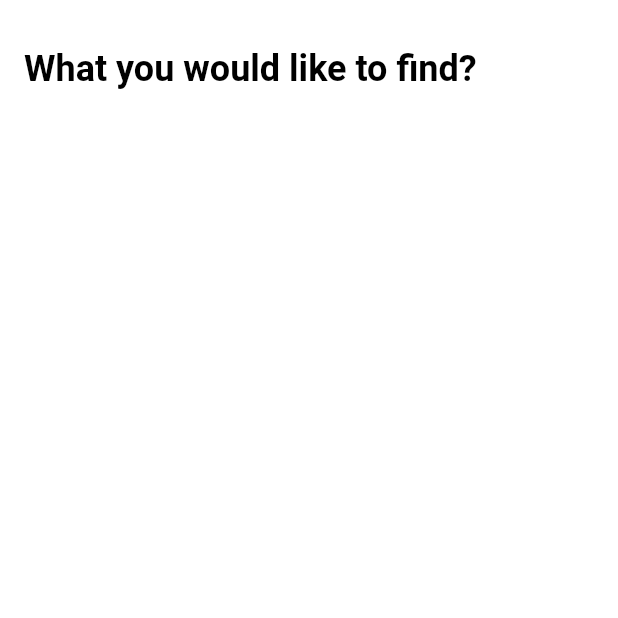
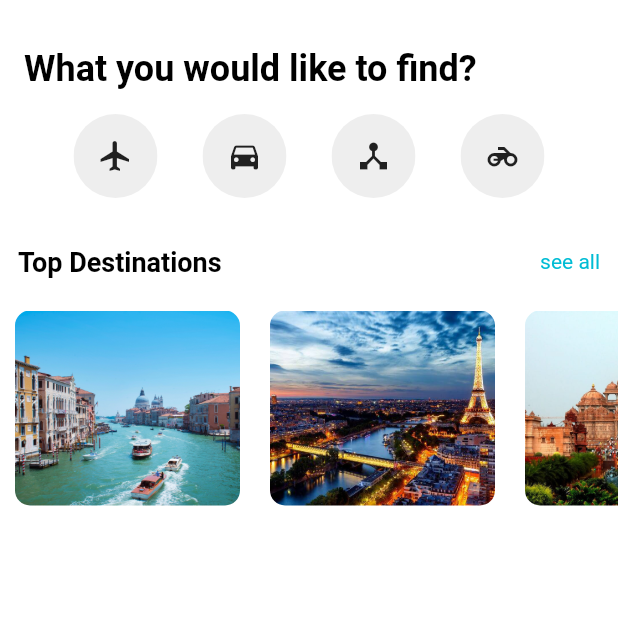
Before and after one commit to EmamYounes/flutter_task, a Flutter app: the screen it shows after launch, on a phone screen of 412 x 824 dp, the top half of it. Run offline on Flutter 3.47's test engine with Material 2 defaults, Android fonts, the phone set to English and light mode, and no system bars; our stand-ins replace rxdart.

Commit message:
add TopDestinationsListView

```diff
--- a/lib/main.dart
+++ b/lib/main.dart
@@ -1,4 +1,6 @@
+import 'package:flutter/cupertino.dart';
 import 'package:flutter/material.dart';
+import 'package:flutter_task/top_destinations/view/TopDestinationsListView.dart';
 
 void main() => runApp(MyApp());
 
@@ -33,10 +35,105 @@ class _MyHomePageState extends State<MyHomePage> {
             SizedBox(
               height: 16,
             ),
-            buildTextTitle()
+            buildTextTitle(),
+            buildListIcons(),
+            SizedBox(
+              height: 20,
+            ),
+            buildTopDestinationsTitle(),
+            TopDestinationsListView(),
           ],
         ),
       ), // This trailing comma makes auto-formatting nicer for build methods.
+    );
+  }
+
+  Center buildListIcons() {
+    return Center(
+      child: Row(
+        mainAxisAlignment: MainAxisAlignment.center,
+        children: <Widget>[
+          ClipOval(
+            child: Material(
+              color: Color(0xFFEEEEEE), // button color
+              child: InkWell(
+                splashColor: Colors.cyan, // inkwell color
+                child:
+                    SizedBox(width: 56, height: 56, child: Icon(Icons.flight)),
+                onTap: () {},
+              ),
+            ),
+          ),
+          SizedBox(
+            width: 30,
+          ),
+          ClipOval(
+            child: Material(
+              color: Color(0xFFEEEEEE), // button color
+              child: InkWell(
+                splashColor: Colors.cyan, // inkwell color
+                child: SizedBox(
+                    width: 56, height: 56, child: Icon(Icons.directions_car)),
+                onTap: () {},
+              ),
+            ),
+          ),
+          SizedBox(
+            width: 30,
+          ),
+          ClipOval(
+            child: Material(
+              color: Color(0xFFEEEEEE), // button color
+              child: InkWell(
+                splashColor: Colors.cyan, // inkwell color
+                child: SizedBox(
+                    width: 56, height: 56, child: Icon(Icons.device_hub)),
+                onTap: () {},
+              ),
+            ),
+          ),
+          SizedBox(
+            width: 30,
+          ),
+          ClipOval(
+            child: Material(
+              color: Color(0xFFEEEEEE), // button color
+              child: InkWell(
+                splashColor: Colors.cyan, // inkwell color
+                child: SizedBox(
+                    width: 56, height: 56, child: Icon(Icons.motorcycle)),
+                onTap: () {},
+              ),
+            ),
+          ),
+        ],
+      ),
+    );
+  }
+
+  Row buildTopDestinationsTitle() {
+    return Row(
+      children: <Widget>[
+        Padding(
+          padding: const EdgeInsets.all(12.0),
+          child: Text(
+            'Top Destinations',
+            style: TextStyle(
+                fontSize: 18, color: Colors.black, fontWeight: FontWeight.bold),
+          ),
+        ),
+        Spacer(),
+        Padding(
+          padding: const EdgeInsets.all(12.0),
+          child: Text(
+            'see all',
+            style: TextStyle(
+                fontSize: 14,
+                color: Colors.cyan,
+                fontWeight: FontWeight.normal),
+          ),
+        ),
+      ],
     );
   }
 
--- /dev/null
+++ b/lib/model/ActivityModel.dart
@@ -0,0 +1,17 @@
+class ActivityModel {
+  String imageUrl;
+  String name;
+  String type;
+  List<String> startTimes;
+  int rating;
+  int price;
+
+  ActivityModel({
+    this.imageUrl,
+    this.name,
+    this.type,
+    this.startTimes,
+    this.rating,
+    this.price,
+  });
+}
--- /dev/null
+++ b/lib/top_destinations/bloc/TopDestinationsListBloc.dart
@@ -0,0 +1,16 @@
+import 'package:flutter_task/top_destinations/model/DestinationModel.dart';
+import 'package:flutter_task/top_destinations/repo/TopDestinationsListRepo.dart';
+import 'package:rxdart/rxdart.dart';
+
+class TopDestinationsListBloc {
+  BehaviorSubject<List<DestinationModel>> topListSubject =
+      BehaviorSubject.seeded([]);
+
+  getTopDestinationsList() {
+    topListSubject.sink.add(TopDestinationsListRepo().getTopDestinationsList());
+  }
+
+  void dispose() {
+    topListSubject.close();
+  }
+}
--- /dev/null
+++ b/lib/top_destinations/model/DestinationModel.dart
@@ -0,0 +1,44 @@
+import 'package:flutter_task/model/ActivityModel.dart';
+
+class DestinationModel {
+  String imageUrl;
+  String city;
+  String country;
+  String description;
+  List<ActivityModel> activities;
+
+  DestinationModel({
+    this.imageUrl,
+    this.city,
+    this.country,
+    this.description,
+    this.activities,
+  });
+}
+
+List<ActivityModel> activities = [
+  ActivityModel(
+    imageUrl: 'assets/images/stmarksbasilica.jpg',
+    name: 'St. Mark\'s Basilica',
+    type: 'Sightseeing Tour',
+    startTimes: ['9:00 am', '11:00 am'],
+    rating: 5,
+    price: 30,
+  ),
+  ActivityModel(
+    imageUrl: 'assets/images/gondola.jpg',
+    name: 'Walking Tour and Gonadola Ride',
+    type: 'Sightseeing Tour',
+    startTimes: ['11:00 pm', '1:00 pm'],
+    rating: 4,
+    price: 210,
+  ),
+  ActivityModel(
+    imageUrl: 'assets/images/murano.jpg',
+    name: 'Murano and Burano Tour',
+    type: 'Sightseeing Tour',
+    startTimes: ['12:30 pm', '2:00 pm'],
+    rating: 3,
+    price: 125,
+  ),
+];
--- /dev/null
+++ b/lib/top_destinations/repo/TopDestinationsListRepo.dart
@@ -0,0 +1,45 @@
+import 'package:flutter_task/top_destinations/model/DestinationModel.dart';
+
+class TopDestinationsListRepo {
+  List<DestinationModel> getTopDestinationsList() {
+    return destinations;
+  }
+}
+
+List<DestinationModel> destinations = [
+  DestinationModel(
+    imageUrl: 'assets/venice.jpg',
+    city: 'Venice',
+    country: 'Italy',
+    description: 'Visit Venice for an amazing and unforgettable adventure.',
+    activities: activities,
+  ),
+  DestinationModel(
+    imageUrl: 'assets/paris.jpg',
+    city: 'Paris',
+    country: 'France',
+    description: 'Visit Paris for an amazing and unforgettable adventure.',
+    activities: activities,
+  ),
+  DestinationModel(
+    imageUrl: 'assets/newdelhi.jpg',
+    city: 'New Delhi',
+    country: 'India',
+    description: 'Visit New Delhi for an amazing and unforgettable adventure.',
+    activities: activities,
+  ),
+  DestinationModel(
+    imageUrl: 'assets/saopaulo.jpg',
+    city: 'Sao Paulo',
+    country: 'Brazil',
+    description: 'Visit Sao Paulo for an amazing and unforgettable adventure.',
+    activities: activities,
+  ),
+  DestinationModel(
+    imageUrl: 'assets/newyork.jpg',
+    city: 'New York City',
+    country: 'United States',
+    description: 'Visit New York for an amazing and unforgettable adventure.',
+    activities: activities,
+  ),
+];
--- /dev/null
+++ b/lib/top_destinations/view/TopDestinationsListView.dart
@@ -0,0 +1,54 @@
+import 'package:flutter/cupertino.dart';
+import 'package:flutter/material.dart';
+import 'package:flutter_task/top_destinations/bloc/TopDestinationsListBloc.dart';
+import 'package:flutter_task/top_destinations/model/DestinationModel.dart';
+
+class TopDestinationsListView extends StatefulWidget {
+  @override
+  _TopDestinationsListState createState() => _TopDestinationsListState();
+}
+
+class _TopDestinationsListState extends State<TopDestinationsListView> {
+  TopDestinationsListBloc _topDestinationsListBloc;
+
+  @override
+  void initState() {
+    super.initState();
+    _topDestinationsListBloc = TopDestinationsListBloc();
+    _topDestinationsListBloc.getTopDestinationsList();
+  }
+
+  @override
+  Widget build(BuildContext context) {
+    return StreamBuilder<List<DestinationModel>>(
+        stream: _topDestinationsListBloc.topListSubject.stream,
+        builder: (context, snapshot) {
+          return snapshot.hasData
+              ? Container(
+                  height: 150,
+                  child: ListView.builder(
+                    shrinkWrap: true,
+                    scrollDirection: Axis.horizontal,
+                    itemCount: snapshot.data.length,
+                    itemBuilder: (BuildContext context, int index) {
+                      DestinationModel model = snapshot.data[index];
+                      return Container(
+                        margin: EdgeInsets.all(10),
+                        child: ClipRRect(
+                          borderRadius: new BorderRadius.circular(10.0),
+                          child: Image(
+                            image: AssetImage(
+                              model.imageUrl,
+                            ),
+                            width: 150,
+                            fit: BoxFit.cover,
+                          ),
+                        ),
+                      );
+                    },
+                  ),
+                )
+              : Center(child: CircularProgressIndicator());
+        });
+  }
+}
```
Also changed, not shown: pubspec.yaml (+13 -0 lines), assets/gondola.jpg (added), assets/hotel1.jpg (added), assets/hotel2.jpg (added), assets/murano.jpg (added), assets/newdelhi.jpg (added), assets/newyork.jpg (added), assets/paris.jpg (added), assets/santorini.jpg (added), assets/saopaulo.jpg (added), assets/stmarksbasilica.jpg (added), assets/venice.jpg (added), 1 other file.
